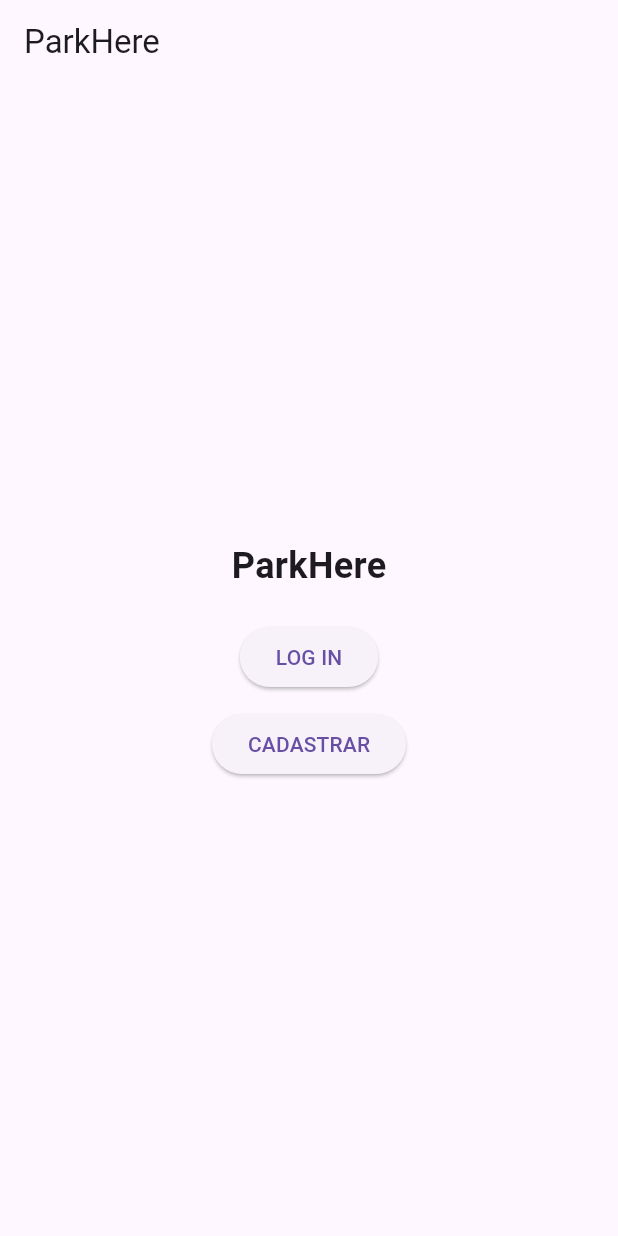
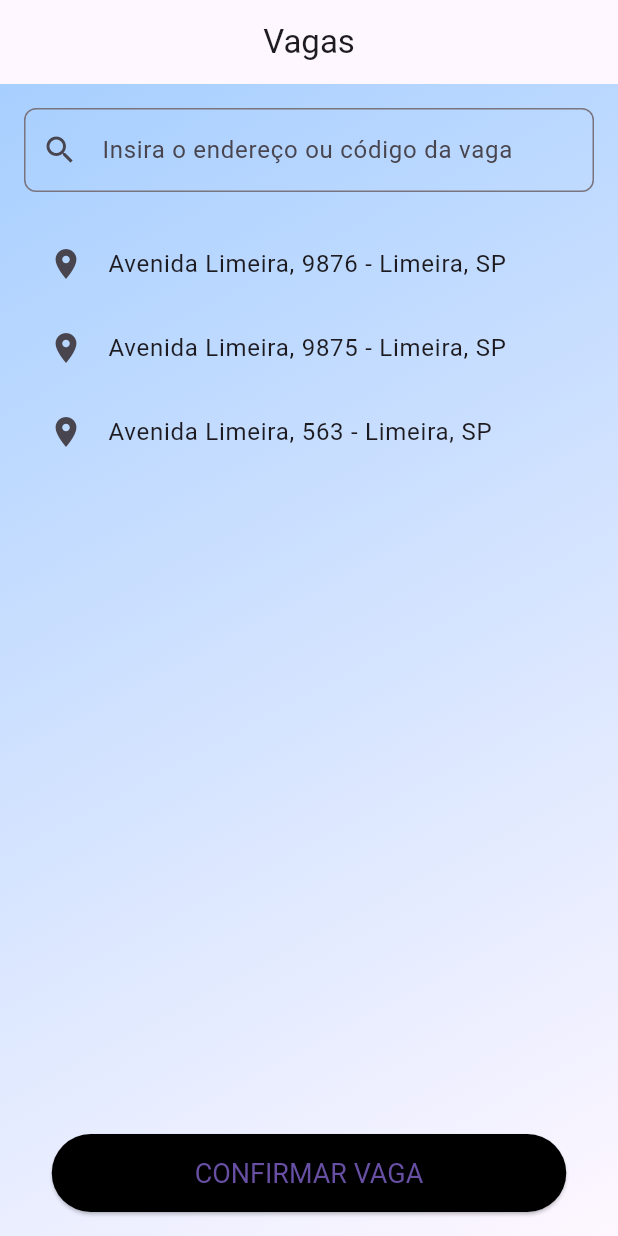
Before and after one commit to lohaynemuriel/parkHere, a Flutter app: the screen it shows after launch, on a phone screen of 412 x 824 dp. Run offline on Flutter 3.47's test engine with Material 3 defaults, Android fonts, the light colour scheme and no system bars.

Commit message:
criacao das telas principal e vagas e criação do menu de navegação

```diff
--- a/park_here/lib/inicio.dart
+++ /dev/null
@@ -1,42 +0,0 @@
-import 'package:flutter/material.dart';
-
-class StartScreen extends StatelessWidget {
-  const StartScreen({super.key});
-
-  @override
-  Widget build(BuildContext context) {
-    return Scaffold(
-      appBar: AppBar(
-        title: const Text('ParkHere'),
-      ),
-      body: Center(
-        child: Column(
-          mainAxisAlignment: MainAxisAlignment.center,
-          children: [
-            const Text(
-              'ParkHere',
-              style: TextStyle(
-                fontSize: 24,
-                fontWeight: FontWeight.bold,
-              ),
-            ),
-            const SizedBox(height: 20),
-            ElevatedButton(
-              onPressed: () {
-                Navigator.pushNamed(context, '/login');
-              },
-              child: const Text('LOG IN'),
-            ),
-            const SizedBox(height: 10),
-            ElevatedButton(
-              onPressed: () {
-                Navigator.pushNamed(context, '/cadastroPerfil');
-              },
-              child: const Text('CADASTRAR'),
-            ),
-          ],
-        ),
-      ),
-    );
-  }
-}
--- a/park_here/lib/main.dart
+++ b/park_here/lib/main.dart
@@ -1,8 +1,11 @@
 import 'package:flutter/material.dart';
-import 'package:park_here/tela-login.dart';
-import 'package:park_here/inicio.dart';
-import 'package:park_here/cadastroPerfil.dart';
-import 'package:park_here/cadastroVeiculo.dart';
+import 'view/tela-login.dart';
+import 'view/tela-inicio.dart';
+import 'view/tela-cadastroPerfil.dart';
+import 'view/tela-cadastroVeiculo.dart';
+import 'view/tela-principal.dart';
+import 'view/layout/my_bottom_navigation_bar.dart';
+import 'view/tela-vagas.dart';
 
 void main() => runApp(const MyApp());
 
@@ -10,30 +13,31 @@ class MyApp extends StatelessWidget {
   const MyApp({super.key});
   //static const String _title = 'Park Here';
 
-  @override
-  Widget build(BuildContext context) {
-    return MaterialApp(
-      title: 'ParkHere',
-      theme: ThemeData(
-        primarySwatch: Colors.blue,
-      ),
-      home: const StartScreen(),
-      routes: {
-        '/login': (context) => const Login(),
-        '/inicio': (context) => const StartScreen(),
-        '/cadastroPerfil': (context) => const RegisterScreen(),
-        '/cadastroVeiculo': (context) => const VehicleRegisterScreen(),
-      },
-    );
-  }
+  // @override
+  // Widget build(BuildContext context) {
+  //   return MaterialApp(
+  //     title: 'ParkHere',
+  //     theme: ThemeData(
+  //       primarySwatch: Colors.blue,
+  //     ),
+  //     home: const StartScreen(),
+  //     routes: {
+  //       '/login': (context) => const Login(),
+  //       '/inicio': (context) => const StartScreen(),
+  //       '/cadastroPerfil': (context) => const RegisterScreen(),
+  //       '/cadastroVeiculo': (context) => const VehicleRegisterScreen(),
+  //       '/principal': (context) => const Principal(),
+  //     },
+  //   );
+  // }
 
   /*@override
   Widget build(BuildContext context) {
     return const MaterialApp(home: Login());
-  }
+  }*/
 
   @override
   Widget build(BuildContext context) {
-    return const MaterialApp(home: Inicio());
-  }*/
+    return MaterialApp(home: Vagas());
+  }
 }
--- a/park_here/lib/tela-login.dart
+++ b/park_here/lib/view/tela-login.dart
@@ -11,6 +11,7 @@ class Login extends StatelessWidget {
           'Log in',
           style: TextStyle(fontWeight: FontWeight.bold),
         ),
+        centerTitle: true,
       ),
       body: Padding(
         padding: const EdgeInsets.all(16.0),
--- /dev/null
+++ b/park_here/lib/view/tela-vagas.dart
@@ -0,0 +1,71 @@
+import 'package:flutter/material.dart';
+
+class Vagas extends StatefulWidget {
+  @override
+  _VagasState createState() => _VagasState();
+}
+
+class _VagasState extends State<Vagas> {
+  @override
+  Widget build(BuildContext context) {
+    return Scaffold(
+      appBar: AppBar(
+        title: Text('Vagas'),
+        centerTitle: true,
+      ),
+      body: Container(
+        decoration: BoxDecoration(
+          gradient: LinearGradient(
+            colors: [Color(0xFFA7CFFF), Color(0xFFFEF7FF)],
+            begin: Alignment.topLeft,
+            end: Alignment.bottomRight,
+          ),
+        ),
+        child: Padding(
+          padding: const EdgeInsets.all(16.0),
+          child: Column(
+            crossAxisAlignment: CrossAxisAlignment.start,
+            children: [
+              TextField(
+                decoration: InputDecoration(
+                  hintText: 'Insira o endereço ou código da vaga',
+                  prefixIcon: Icon(Icons.search),
+                  border: OutlineInputBorder(
+                    borderRadius: BorderRadius.circular(8.0),
+                  ),
+                ),
+              ),
+              SizedBox(height: 20),
+              ListTile(
+                leading: Icon(Icons.location_on),
+                title: Text('Avenida Limeira, 9876 - Limeira, SP'),
+              ),
+              ListTile(
+                leading: Icon(Icons.location_on),
+                title: Text('Avenida Limeira, 9875 - Limeira, SP'),
+              ),
+              ListTile(
+                leading: Icon(Icons.location_on),
+                title: Text('Avenida Limeira, 563 - Limeira, SP'),
+              ),
+              Spacer(),
+              Center(
+                child: ElevatedButton(
+                  onPressed: () {
+                    // Ação do botão CONFIRMAR VAGA
+                  },
+                  child: Text('CONFIRMAR VAGA'),
+                  style: ElevatedButton.styleFrom(
+                    backgroundColor: Colors.black,
+                    minimumSize: Size(343, 52),
+                    textStyle: TextStyle(fontSize: 18),
+                  ),
+                ),
+              ),
+            ],
+          ),
+        ),
+      ),
+    );
+  }
+}
```
Also changed, not shown: park_here/lib/cadastroPerfil.dart (deleted, +0 -60 lines), park_here/lib/cadastroVeiculo.dart (deleted, +0 -108 lines), park_here/lib/view/layout/my_bottom_navigation_bar.dart (added, +50 -0 lines), park_here/lib/view/tela-cadastroPerfil.dart (added, +61 -0 lines), park_here/lib/view/tela-cadastroVeiculo.dart (added, +109 -0 lines), park_here/lib/view/tela-inicio.dart (added, +42 -0 lines), park_here/lib/view/tela-principal.dart (added, +94 -0 lines).
